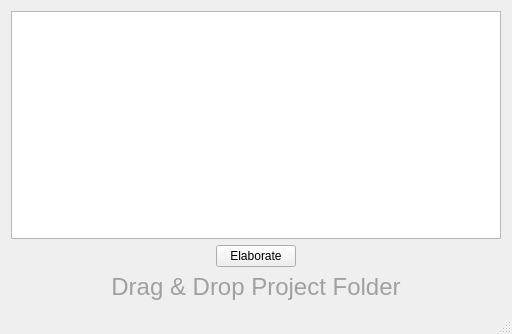
Qt form mainwindow.ui (DavidMCerdeira/EL-Configuration-Interface) before a commit.
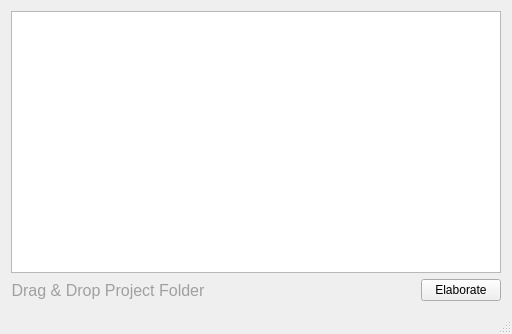
The same form after that commit.

Patch:
```diff
--- a/mainwindow.ui
+++ b/mainwindow.ui
@@ -48,6 +48,30 @@
     </item>
     <item>
      <layout class="QHBoxLayout" name="horizontalLayout">
+      <item>
+       <widget class="QLabel" name="label">
+        <property name="font">
+         <font>
+          <family>Arial</family>
+          <pointsize>12</pointsize>
+          <weight>50</weight>
+          <bold>false</bold>
+         </font>
+        </property>
+        <property name="layoutDirection">
+         <enum>Qt::LeftToRight</enum>
+        </property>
+        <property name="styleSheet">
+         <string notr="true">color: rgb(160, 160, 160);</string>
+        </property>
+        <property name="text">
+         <string>Drag &amp; Drop Project Folder</string>
+        </property>
+        <property name="alignment">
+         <set>Qt::AlignCenter</set>
+        </property>
+       </widget>
+      </item>
       <item>
        <spacer name="horizontalSpacer">
         <property name="orientation">
@@ -55,7 +79,7 @@
         </property>
         <property name="sizeHint" stdset="0">
          <size>
-          <width>40</width>
+          <width>33</width>
           <height>20</height>
          </size>
         </property>
@@ -71,45 +95,8 @@
         </property>
        </widget>
       </item>
-      <item>
-       <spacer name="horizontalSpacer_2">
-        <property name="orientation">
-         <enum>Qt::Horizontal</enum>
-        </property>
-        <property name="sizeHint" stdset="0">
-         <size>
-          <width>40</width>
-          <height>20</height>
-         </size>
-        </property>
-       </spacer>
-      </item>
      </layout>
     </item>
-    <item>
-     <widget class="QLabel" name="label">
-      <property name="font">
-       <font>
-        <family>Arial</family>
-        <pointsize>18</pointsize>
-        <weight>50</weight>
-        <bold>false</bold>
-       </font>
-      </property>
-      <property name="layoutDirection">
-       <enum>Qt::LeftToRight</enum>
-      </property>
-      <property name="styleSheet">
-       <string notr="true">color: rgb(160, 160, 160);</string>
-      </property>
-      <property name="text">
-       <string>Drag &amp; Drop Project Folder</string>
-      </property>
-      <property name="alignment">
-       <set>Qt::AlignCenter</set>
-      </property>
-     </widget>
-    </item>
    </layout>
   </widget>
   <widget class="QStatusBar" name="statusBar"/>
```
